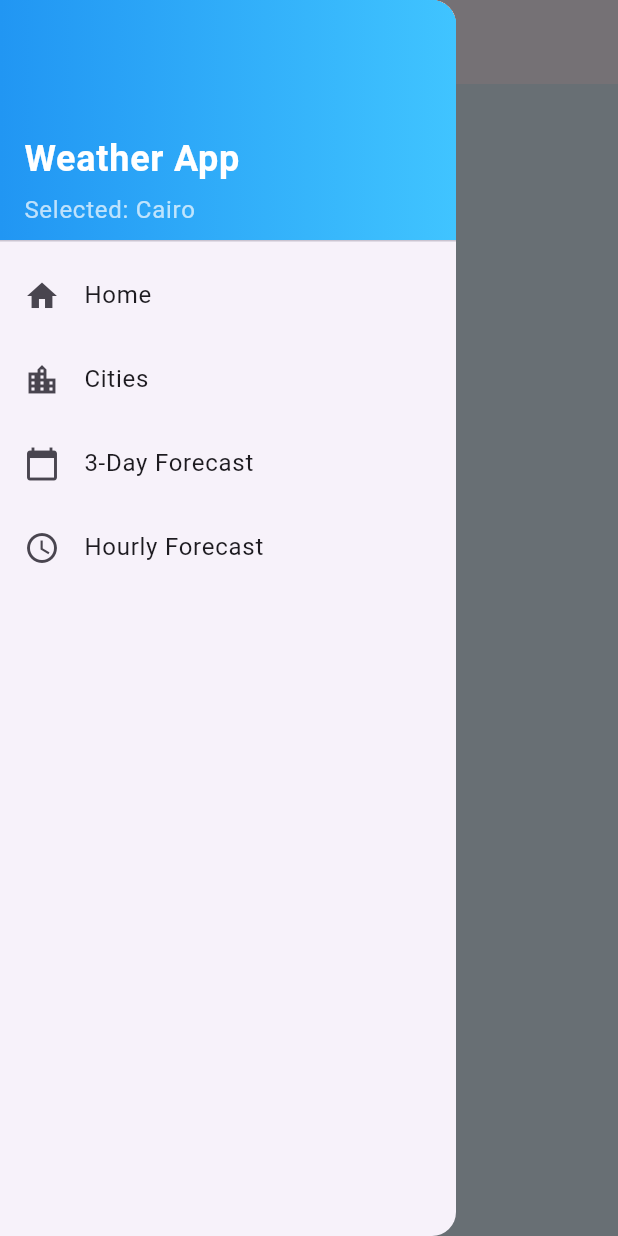
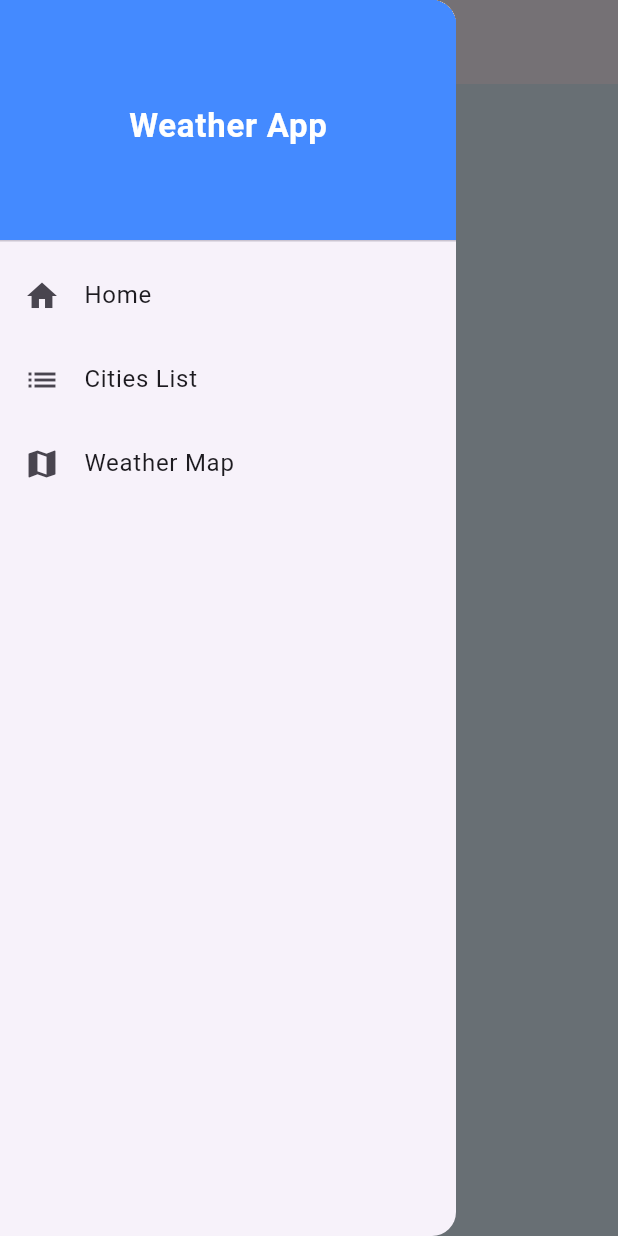
Before and after one commit to ShathaDaseh/weather_app_shatha, a Flutter app: the HourlyForecastScreen screen opened by its route, with the side drawer open, on a phone screen of 412 x 824 dp. Run offline on Flutter 3.47's test engine with Material 3 defaults, Android fonts, the phone set to English and light mode, and no system bars; our stand-ins replace flutter_local_notifications, geolocator; network calls fail.

Commit message:
create widgets and update some screens

```diff
--- a/lib/screens/hourly_forecast_screen.dart
+++ b/lib/screens/hourly_forecast_screen.dart
@@ -2,6 +2,7 @@ import 'package:flutter/material.dart';
 import 'package:provider/provider.dart';
 import '../providers/weather_provider.dart';
 import '../widgets/app_drawer.dart';
+import '../widgets/hourly_weather_item.dart';
 
 class HourlyForecastScreen extends StatelessWidget {
   const HourlyForecastScreen({super.key});
@@ -22,20 +23,22 @@ class HourlyForecastScreen extends StatelessWidget {
     return Scaffold(
       appBar: AppBar(title: Text("Hourly - ${provider.selectedCity}")),
       drawer: const AppDrawer(),
-      body: ListView.builder(
-        itemCount: hours.length,
-        itemBuilder: (context, index) {
-          final h = hours[index];
-          return Card(
-            margin: const EdgeInsets.all(10),
-            child: ListTile(
-              leading: Image.network(h.iconUrl),
-              title: Text(h.time),
-              subtitle: Text(h.condition),
-              trailing: Text("${h.tempC} °C"),
-            ),
-          );
-        },
+
+      // 🔥 عرض أفقي (يعطي شكل أفضل لساعات اليوم)
+      body: SizedBox(
+        height: 160,
+        child: ListView.builder(
+          scrollDirection: Axis.horizontal,
+          itemCount: hours.length,
+          itemBuilder: (context, index) {
+            final h = hours[index];
+            return HourlyWeatherItem(
+              hour: h.time.substring(11), // "09:00"
+              temp: h.tempC.toString(),
+              iconUrl: h.iconUrl,
+            );
+          },
+        ),
       ),
     );
   }
--- a/lib/widgets/app_drawer.dart
+++ b/lib/widgets/app_drawer.dart
@@ -1,43 +1,26 @@
 import 'package:flutter/material.dart';
-import 'package:provider/provider.dart';
-import '../providers/weather_provider.dart';
 
 class AppDrawer extends StatelessWidget {
   const AppDrawer({super.key});
 
   @override
   Widget build(BuildContext context) {
-    final prov = context.watch<WeatherProvider>();
-
     return Drawer(
       child: ListView(
+        padding: EdgeInsets.zero,
         children: [
           DrawerHeader(
             decoration: const BoxDecoration(
-              gradient: LinearGradient(
-                colors: [Colors.blue, Colors.lightBlueAccent],
-              ),
+              color: Colors.blueAccent,
             ),
-            child: Align(
-              alignment: Alignment.bottomLeft,
-              child: Column(
-                crossAxisAlignment: CrossAxisAlignment.start,
-                mainAxisAlignment: MainAxisAlignment.end,
-                children: [
-                  const Text(
-                    "Weather App",
-                    style: TextStyle(
-                      fontSize: 24,
-                      color: Colors.white,
-                      fontWeight: FontWeight.bold,
-                    ),
-                  ),
-                  const SizedBox(height: 4),
-                  Text(
-                    "Selected: ${prov.selectedCity ?? prov.city}",
-                    style: const TextStyle(color: Colors.white70),
-                  ),
-                ],
+            child: Center(
+              child: Text(
+                "Weather App",
+                style: TextStyle(
+                  color: Colors.white,
+                  fontSize: 22,
+                  fontWeight: FontWeight.bold,
+                ),
               ),
             ),
           ),
@@ -47,20 +30,14 @@ class AppDrawer extends StatelessWidget {
             onTap: () => Navigator.pushReplacementNamed(context, '/'),
           ),
           ListTile(
-            leading: const Icon(Icons.location_city),
-            title: const Text("Cities"),
+            leading: const Icon(Icons.list),
+            title: const Text("Cities List"),
             onTap: () => Navigator.pushReplacementNamed(context, '/cities'),
           ),
           ListTile(
-            leading: const Icon(Icons.calendar_today),
-            title: const Text("3-Day Forecast"),
-            onTap: () =>
-                Navigator.pushReplacementNamed(context, '/forecast3days'),
-          ),
-          ListTile(
-            leading: const Icon(Icons.schedule),
-            title: const Text("Hourly Forecast"),
-            onTap: () => Navigator.pushReplacementNamed(context, '/hourly'),
+            leading: const Icon(Icons.map),
+            title: const Text("Weather Map"),
+            onTap: () => Navigator.pushNamed(context, '/weathermap'),
           ),
         ],
       ),
```
Also changed, not shown: lib/screens/cities_screen.dart (+20 -19 lines), lib/widgets/forecast_day_tile.dart (added, +42 -0 lines), lib/widgets/hourly_weather_item.dart (added, +47 -0 lines), lib/widgets/weather_card.dart (+30 -6 lines), lib/widgets/CityListItem.dart (deleted), lib/widgets/DailyForecastItem.dart (deleted), lib/widgets/HourlyForecastItem.dart (deleted), lib/widgets/WeatherInfoCard.dart (deleted).
